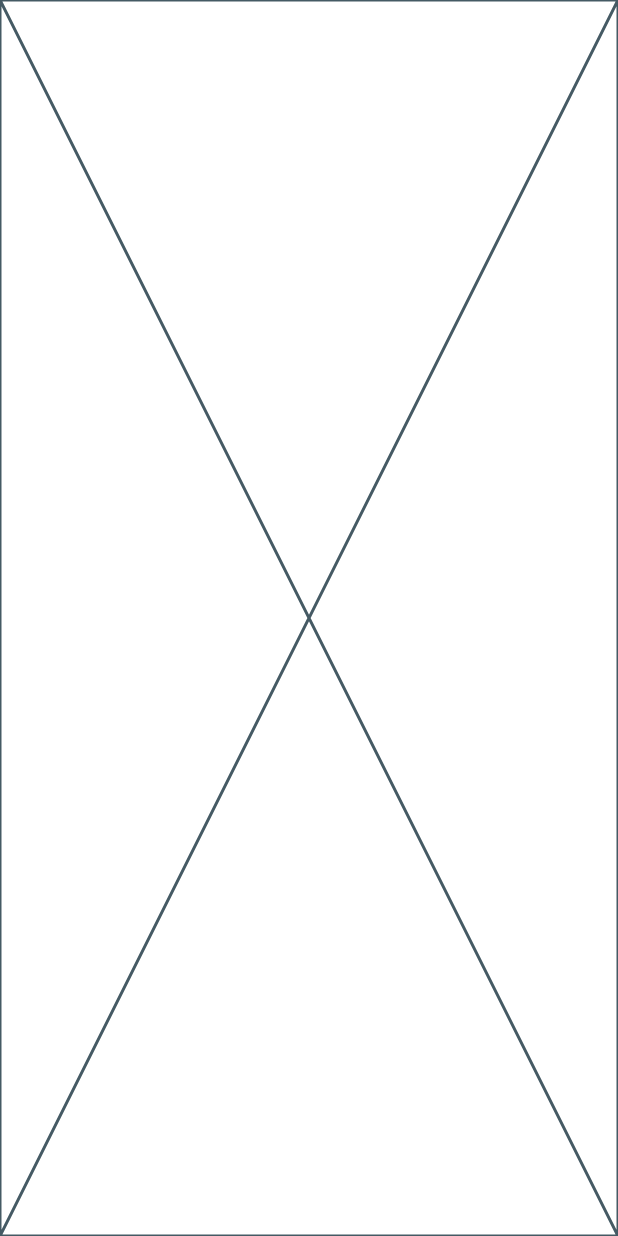
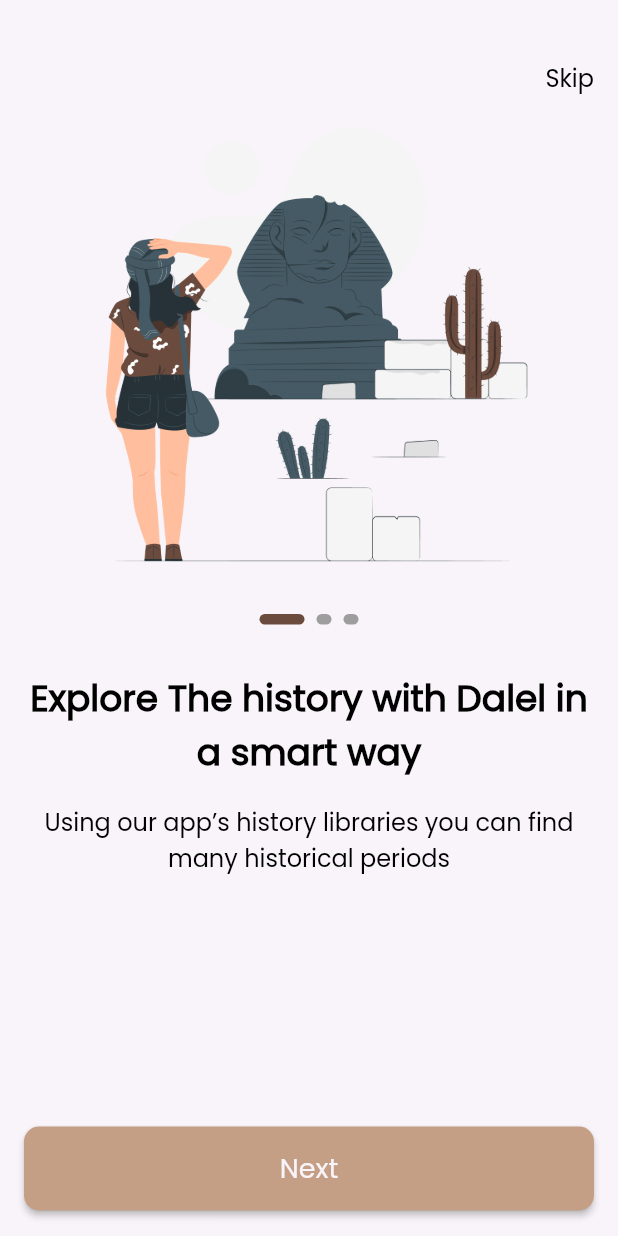
Before and after one commit to amrnooour/dalel, a Flutter app: the screen it shows after launch, on a phone screen of 412 x 824 dp. Run offline on Flutter 3.47's test engine with Material 2 defaults, Android fonts, the phone set to English and light mode, and no system bars; drawn by our look-alikes of smooth_page_indicator; our stand-ins replace go_router.

Commit message:
finished splash and boarding screen.

```diff
--- a/lib/core/utils/app_strings.dart
+++ b/lib/core/utils/app_strings.dart
@@ -4,6 +4,8 @@ abstract class AppStrings {
   static const String appName = "Dalel",
   //!On Boarding Strings
       skip = "Skip",
+      explore = "Explore The history with Dalel in a smart way",
+      using = "Using our app’s history libraries you can find many historical periods ",
       next = "Next",
       createAccount = "Create Account",
       loginNow = "Login Now",
--- /dev/null
+++ b/lib/core/widgets/custom_button.dart
@@ -0,0 +1,24 @@
+import 'package:dalel/core/utils/app_colors.dart';
+import 'package:dalel/core/utils/app_strings.dart';
+import 'package:dalel/core/utils/app_text_styles.dart';
+import 'package:flutter/material.dart';
+
+class CustomButton extends StatelessWidget {
+  Color? color;
+  String text;
+  CustomButton({Key? key, this.color,required this.text}) : super(key: key);
+
+  @override
+  Widget build(BuildContext context) {
+    return SizedBox(
+        width: double.infinity,
+        height: 56,
+        child: ElevatedButton(onPressed:(){},
+            style: ElevatedButton.styleFrom(
+              backgroundColor: color?? AppColors.primaryColor,
+              shape: RoundedRectangleBorder(borderRadius: BorderRadius.circular(10))
+            ),
+            child:  Text(text,style: CustomTextStyles.poppins500style24.copyWith(fontSize:18,color:
+            AppColors.offWhite),)));
+  }
+}
--- a/lib/features/onboarding/presentation/onboarding.dart
+++ b/lib/features/onboarding/presentation/onboarding.dart
@@ -1,10 +1,30 @@
+import 'package:dalel/core/utils/app_strings.dart';
+import 'package:dalel/core/widgets/custom_button.dart';
+import 'package:dalel/features/onboarding/presentation/widgets/custom_nav_bar.dart';
+import 'package:dalel/features/onboarding/presentation/widgets/on_boarding_widget_body.dart';
 import 'package:flutter/material.dart';
+
 
 class OnBoarding extends StatelessWidget {
   const OnBoarding({Key? key}) : super(key: key);
 
   @override
   Widget build(BuildContext context) {
-    return const Placeholder();
+    return Scaffold(
+      body: SafeArea(
+        child: Padding(
+          padding: const EdgeInsets.symmetric(horizontal: 16),
+          child: Column(
+            children: [
+              const SizedBox(height: 40,),
+              const CustomNavBar(),
+              OnBoardingWidgetBody(),
+              CustomButton(text: AppStrings.next,),
+              const SizedBox(height: 17,),
+            ],
+          ),
+        ),
+      ),
+    );
   }
 }
--- /dev/null
+++ b/lib/features/onboarding/presentation/widgets/custom_nav_bar.dart
@@ -0,0 +1,15 @@
+import 'package:flutter/material.dart';
+
+import '../../../../core/utils/app_strings.dart';
+import '../../../../core/utils/app_text_styles.dart';
+
+class CustomNavBar extends StatelessWidget {
+  const CustomNavBar({Key? key}) : super(key: key);
+
+  @override
+  Widget build(BuildContext context) {
+    return Align(
+        alignment: Alignment.centerRight,
+        child: Text(AppStrings.skip,style: CustomTextStyles.poppins300style16.copyWith(fontWeight: FontWeight.w400),));
+  }
+}
--- /dev/null
+++ b/lib/features/onboarding/presentation/widgets/custom_smooth_indicator.dart
@@ -0,0 +1,19 @@
+import 'package:flutter/material.dart';
+import 'package:smooth_page_indicator/smooth_page_indicator.dart';
+
+import '../../../../core/utils/app_colors.dart';
+
+class CustomSmoothIndicator extends StatelessWidget {
+  PageController controller;
+   CustomSmoothIndicator({Key? key,required this.controller}) : super(key: key);
+
+  @override
+  Widget build(BuildContext context) {
+    return SmoothPageIndicator(controller: controller, count: 3,effect: ExpandingDotsEffect(
+        activeDotColor: AppColors.deepBrown,
+        dotHeight: 7,
+        dotWidth: 10
+    )
+    );
+  }
+}
--- /dev/null
+++ b/lib/features/onboarding/presentation/widgets/on_boarding_widget_body.dart
@@ -0,0 +1,34 @@
+import 'package:dalel/features/onboarding/presentation/widgets/custom_smooth_indicator.dart';
+import 'package:flutter/material.dart';
+import '../../../../core/utils/app_assets.dart';
+import '../../../../core/utils/app_strings.dart';
+import '../../../../core/utils/app_text_styles.dart';
+
+class OnBoardingWidgetBody extends StatelessWidget {
+  OnBoardingWidgetBody({Key? key}) : super(key: key);
+  PageController _controller = PageController();
+
+
+  @override
+  Widget build(BuildContext context) {
+    return Expanded(
+      child: PageView.builder(
+        controller: _controller,
+          itemCount: 3,
+          itemBuilder: (context,index){
+            return Column(
+              children: [
+                Image.asset(AppAssets.onBoarding1),
+                const SizedBox(height: 24,),
+                CustomSmoothIndicator(controller: _controller),
+                const SizedBox(height: 32,),
+                Text(AppStrings.explore,style: CustomTextStyles.poppins500style24.copyWith(fontWeight: FontWeight.bold),
+                  textAlign: TextAlign.center,),
+                const SizedBox(height: 16,),
+                const Text(AppStrings.using,style: CustomTextStyles.poppins300style16,textAlign: TextAlign.center,),
+              ],
+            );
+          })
+    );
+  }
+}
```
Also changed, not shown: pubspec.yaml (+8 -0 lines), pubspec.lock.
